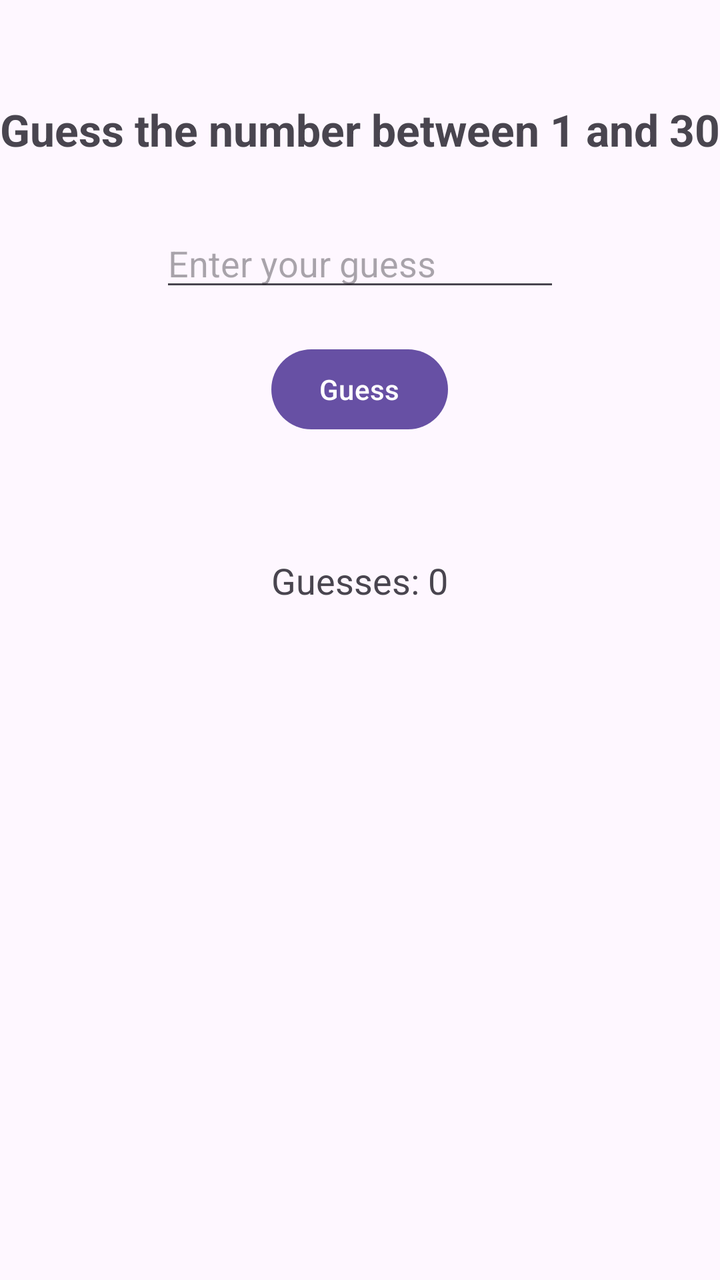
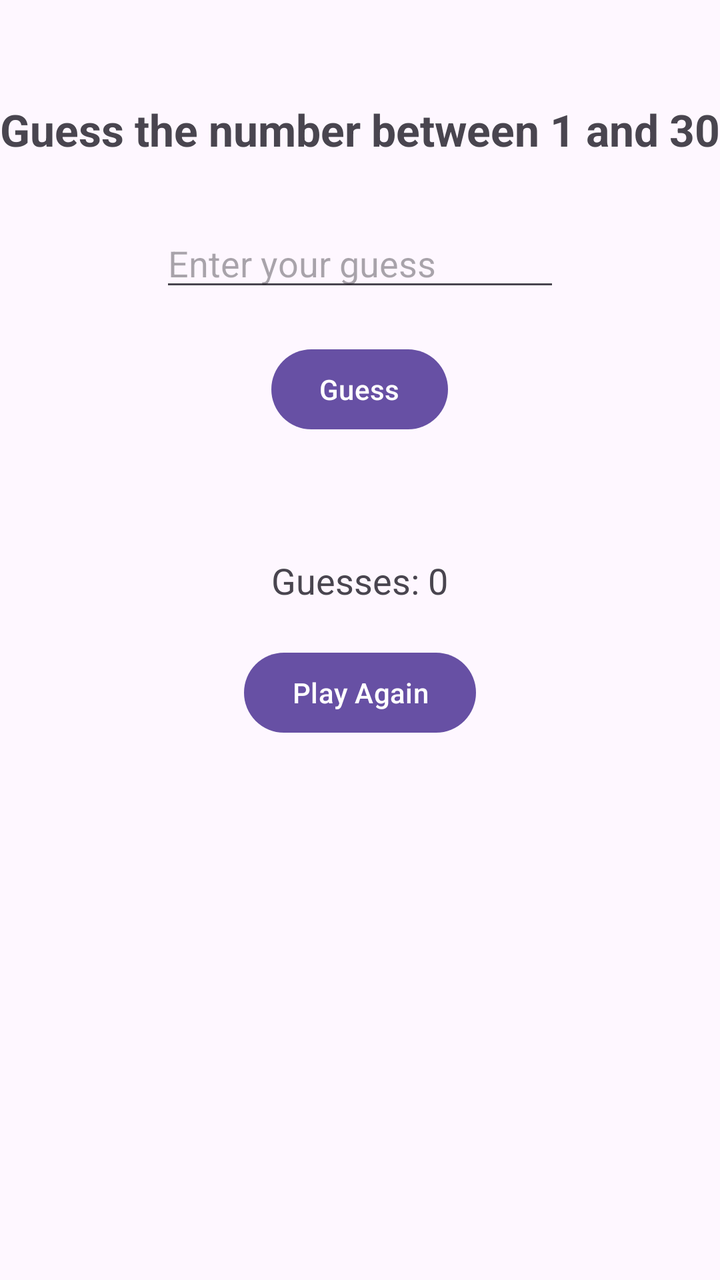

The first picture is an Android layout as it rendered before a commit; the second is the same layout after the commit. The layout source and the unified diff follow.
<!-- AndroidManifest.xml: application theme Theme.UbiCompLab1 -->
<!-- res/layout/activity_guess_game.xml -->
<?xml version="1.0" encoding="utf-8"?>
<RelativeLayout xmlns:android="http://schemas.android.com/apk/res/android"
    android:layout_width="match_parent"
    android:layout_height="match_parent">

    <TextView
        android:id="@+id/titleText"
        android:layout_width="wrap_content"
        android:layout_height="wrap_content"
        android:text="Guess the number between 1 and 30"
        android:textSize="22sp"
        android:textStyle="bold"
        android:layout_centerHorizontal="true"
        android:layout_marginTop="50dp" />

    <EditText
        android:id="@+id/guessInput"
        android:layout_width="200dp"
        android:layout_height="wrap_content"
        android:hint="Enter your guess"
        android:inputType="number"
        android:layout_below="@id/titleText"
        android:layout_centerHorizontal="true"
        android:layout_marginTop="30dp" />

    <Button
        android:id="@+id/guessButton"
        android:layout_width="wrap_content"
        android:layout_height="wrap_content"
        android:text="Guess"
        android:layout_below="@id/guessInput"
        android:layout_centerHorizontal="true"
        android:layout_marginTop="20dp" />

    <TextView
        android:id="@+id/resultText"
        android:layout_width="wrap_content"
        android:layout_height="wrap_content"
        android:text=""
        android:textSize="18sp"
        android:layout_below="@id/guessButton"
        android:layout_centerHorizontal="true"
        android:layout_marginTop="20dp" />

    <TextView
        android:id="@+id/guessCountText"
        android:layout_width="wrap_content"
        android:layout_height="wrap_content"
        android:text="Guesses: 0"
        android:textSize="18sp"
        android:layout_below="@id/resultText"
        android:layout_centerHorizontal="true"
        android:layout_marginTop="15dp" />


</RelativeLayout>
<!-- resources referenced by this layout -->
<resources>
  <style name="Theme.UbiCompLab1" parent="Base.Theme.UbiCompLab1" />
  <style name="Base.Theme.UbiCompLab1" parent="Theme.Material3.DayNight.NoActionBar">
          
          
      </style>
</resources>

<!-- the commit's change to res/layout/activity_guess_game.xml (unified diff, before → after) -->
@@ -52,5 +52,14 @@
         android:layout_centerHorizontal="true"
         android:layout_marginTop="15dp" />
 
+    <Button
+        android:id="@+id/playAgainButton"
+        android:layout_width="wrap_content"
+        android:layout_height="wrap_content"
+        android:text="Play Again"
+        android:layout_below="@id/guessCountText"
+        android:layout_centerHorizontal="true"
+        android:layout_marginTop="20dp" />
+
 
 </RelativeLayout>
